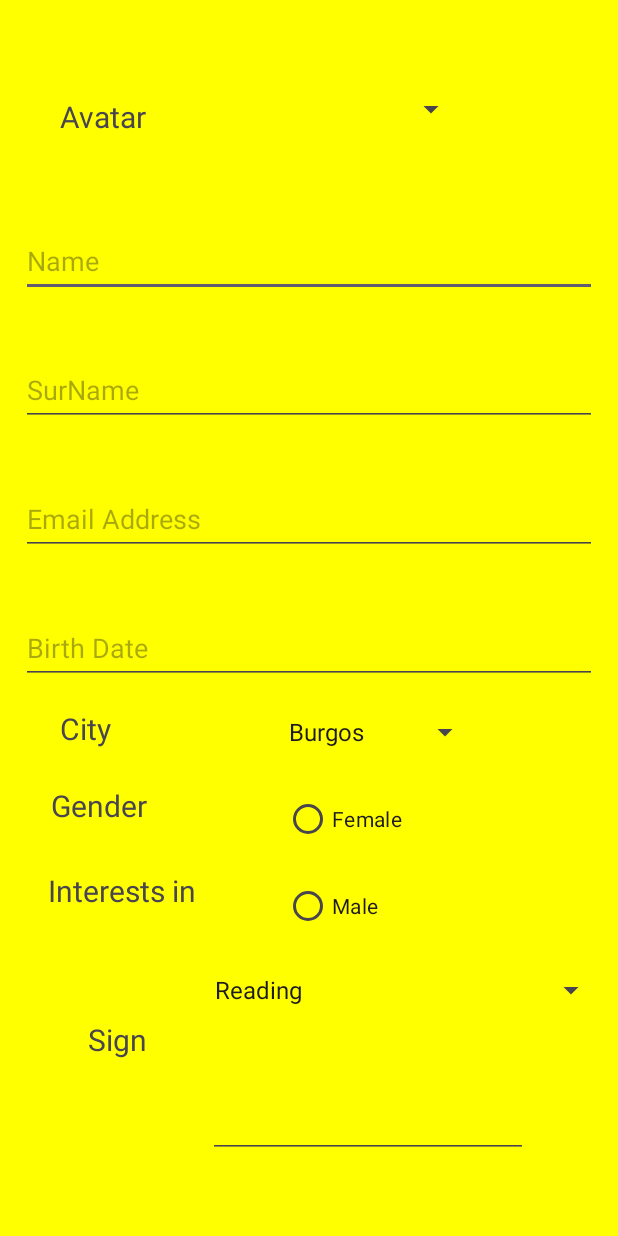
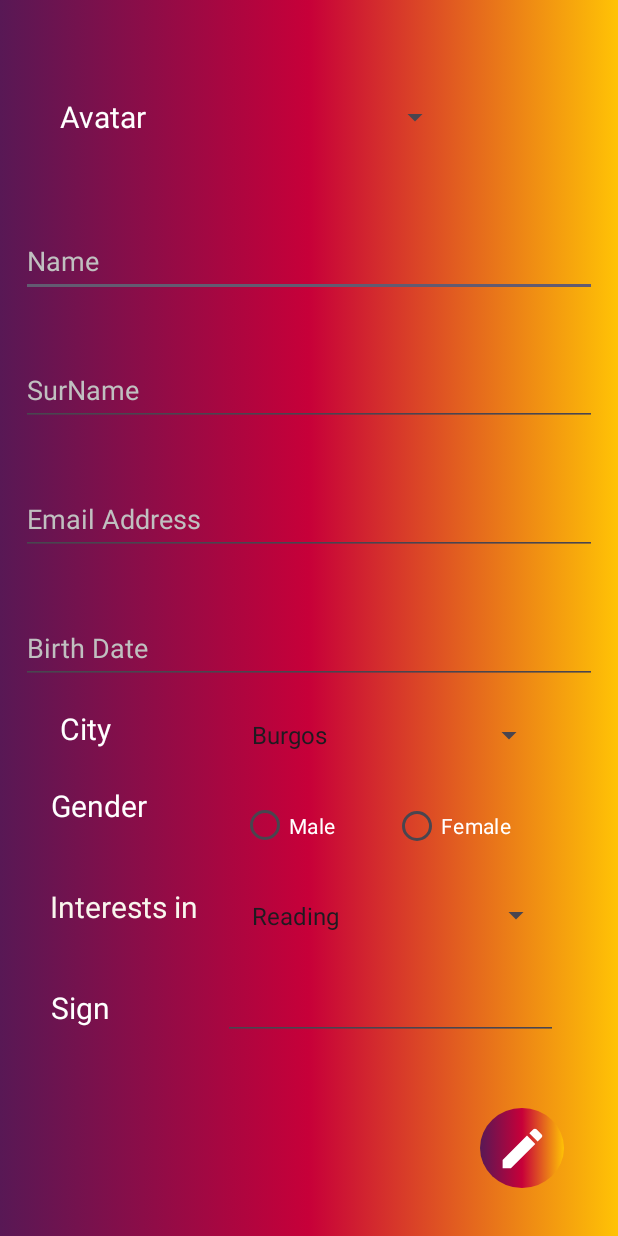
Before and after one commit to As1ss/PM, an Android app: the screen it shows after launch (MainActivity), on a phone screen of 412 x 824 dp. Run offline under Robolectric (Android 15) with nearby library versions, the phone set to English and light mode, and no system bars.

Commit message:
Added customButton

```diff
--- /dev/null
+++ b/Practica2/app/src/main/res/drawable/bg_login.xml
@@ -0,0 +1,13 @@
+<?xml version="1.0" encoding="utf-8"?>
+<selector xmlns:android="http://schemas.android.com/apk/res/android">
+    <item>
+        <shape android:shape="rectangle">
+            <gradient android:startColor="@color/purple" android:angle="45"/>
+            <gradient android:centerColor="@color/maroon"/>
+            <gradient android:centerColor="@color/red"/>
+            <gradient android:endColor="@color/orange"/>
+            <gradient android:endColor="@color/yellow"/>
+        </shape>
+    </item>
+
+</selector>
--- /dev/null
+++ b/Practica2/app/src/main/res/drawable/bg_submit_button.xml
@@ -0,0 +1,12 @@
+<?xml version="1.0" encoding="utf-8"?>
+<selector xmlns:android="http://schemas.android.com/apk/res/android">
+    <item>
+        <shape android:shape="oval">
+            <gradient android:startColor="@color/purple" android:angle="45"/>
+            <gradient android:centerColor="@color/maroon"/>
+            <gradient android:centerColor="@color/red"/>
+            <gradient android:endColor="@color/orange"/>
+            <gradient android:endColor="@color/yellow"/>
+        </shape>
+    </item>
+</selector>
--- /dev/null
+++ b/Practica2/app/src/main/res/drawable/formedit_svgrepo_com.xml
@@ -0,0 +1,9 @@
+<vector xmlns:android="http://schemas.android.com/apk/res/android"
+    android:width="35dp"
+    android:height="35dp"
+    android:viewportWidth="1000"
+    android:viewportHeight="1000">
+  <path
+      android:pathData="M125,717v156h156l460,-460 -156,-156zM861,293q12,-12 12,-29.5T861,234l-97,-97q-12,-12 -29.5,-12T705,137l-76,76 156,156z"
+      android:fillColor="#FFF"/>
+</vector>
--- a/Practica2/app/src/main/res/layout/activity_main.xml
+++ b/Practica2/app/src/main/res/layout/activity_main.xml
@@ -5,20 +5,22 @@
     android:layout_width="match_parent"
     android:layout_height="match_parent"
     tools:context=".MainActivity"
-    android:background="#FF0">
+    android:background="@drawable/bg_login">
 
     <TextView
         android:id="@+id/tvInterests"
         android:layout_width="wrap_content"
         android:layout_height="wrap_content"
-        android:layout_marginTop="124dp"
+        android:layout_marginTop="40dp"
         android:autofillHints=""
+
         android:text="@string/textViewInterests"
+        android:textColor="@color/bone"
         android:textSize="20sp"
         app:layout_constraintEnd_toEndOf="parent"
-        app:layout_constraintHorizontal_bias="0.102"
+        app:layout_constraintHorizontal_bias="0.106"
         app:layout_constraintStart_toStartOf="parent"
-        app:layout_constraintTop_toBottomOf="@+id/editTextDate" />
+        app:layout_constraintTop_toBottomOf="@+id/tvGender" />
 
     <EditText
         android:id="@+id/editTextName"
@@ -27,6 +29,7 @@
         android:layout_marginTop="150dp"
         android:ems="18"
         android:hint="@string/hintName"
+        android:textColorHint="@color/gray"
         android:inputType="text"
         app:layout_constraintEnd_toEndOf="parent"
         app:layout_constraintStart_toStartOf="parent"
@@ -42,6 +45,7 @@
         android:ems="18"
         android:hint="@string/hintLastName"
         android:inputType="text"
+        android:textColorHint="@color/gray"
         app:layout_constraintEnd_toEndOf="parent"
         app:layout_constraintStart_toStartOf="parent"
         app:layout_constraintTop_toBottomOf="@+id/editTextName"
@@ -55,6 +59,7 @@
         android:ems="18"
         android:hint="@string/hintEmail"
         android:inputType="textEmailAddress"
+        android:textColorHint="@color/gray"
         app:layout_constraintEnd_toEndOf="parent"
         app:layout_constraintStart_toStartOf="parent"
         app:layout_constraintTop_toBottomOf="@+id/editTextLastName"
@@ -69,21 +74,23 @@
         android:hint="@string/hintDate"
         android:inputType="date"
         app:layout_constraintEnd_toEndOf="parent"
+        android:textColorHint="@color/gray"
         app:layout_constraintStart_toStartOf="parent"
         app:layout_constraintTop_toBottomOf="@+id/editTextEmail"
         android:autofillHints=""/>
 
+
     <Spinner
         android:id="@+id/spinnerCity"
-        android:layout_width="wrap_content"
-        android:layout_height="48dp"
-        android:layout_marginStart="100dp"
-        android:layout_marginTop="8dp"
+        android:layout_width="203dp"
+        android:layout_height="36dp"
+        android:foregroundTint="@color/white"
+        app:layout_constraintBottom_toBottomOf="@+id/tvCity"
         app:layout_constraintEnd_toEndOf="parent"
-        app:layout_constraintHorizontal_bias="0.481"
-        app:layout_constraintStart_toStartOf="parent"
-        app:layout_constraintTop_toBottomOf="@+id/editTextDate" />
-
+        app:layout_constraintHorizontal_bias="0.641"
+        app:layout_constraintStart_toEndOf="@+id/tvCity"
+        app:layout_constraintTop_toTopOf="@+id/tvCity"
+        app:layout_constraintVertical_bias="0.0" />
 
     <TextView
         android:id="@+id/tvCity"
@@ -92,6 +99,7 @@
         android:layout_marginTop="16dp"
         android:text="@string/textViewCity"
         android:textSize="20sp"
+        android:textColor="@color/white"
         app:layout_constraintEnd_toEndOf="parent"
         app:layout_constraintHorizontal_bias="0.106"
         app:layout_constraintStart_toStartOf="parent"
@@ -104,78 +112,91 @@
         android:layout_marginTop="24dp"
         android:text="@string/textGender"
         android:textSize="20sp"
+        android:textColor="@color/white"
         app:layout_constraintEnd_toEndOf="parent"
         app:layout_constraintHorizontal_bias="0.097"
         app:layout_constraintStart_toStartOf="parent"
         app:layout_constraintTop_toBottomOf="@+id/tvCity" />
 
+
     <RadioGroup
         android:id="@+id/radioGroupGender"
-        android:layout_width="wrap_content"
-        android:layout_height="wrap_content"
+        android:layout_width="219dp"
+        android:layout_height="54dp"
+        android:orientation="horizontal"
+        app:layout_constraintBottom_toBottomOf="@+id/tvGender"
         app:layout_constraintEnd_toEndOf="parent"
+        app:layout_constraintHorizontal_bias="0.659"
         app:layout_constraintStart_toEndOf="@+id/tvGender"
-        app:layout_constraintTop_toBottomOf="@+id/spinnerCity">
-
-        <RadioButton
-            android:id="@+id/radioFemale"
-            android:layout_width="132dp"
-            android:layout_height="52dp"
-            android:layout_marginTop="8dp"
-            android:text="@string/radioTextFemale"
-            app:layout_constraintEnd_toEndOf="parent"
-            app:layout_constraintHorizontal_bias="0.226"
-            app:layout_constraintStart_toEndOf="parent"
-            app:layout_constraintTop_toBottomOf="parent" />
+        app:layout_constraintTop_toTopOf="@+id/tvGender"
+        app:layout_constraintVertical_bias="0.259">
 
         <RadioButton
             android:id="@+id/radioMale"
-            android:layout_width="118dp"
-            android:layout_height="48dp"
+            android:layout_width="101dp"
+            android:layout_height="wrap_content"
             android:layout_marginTop="8dp"
             android:text="@string/radioTextMale"
+            android:textColor="@color/white"
             app:layout_constraintEnd_toEndOf="parent"
             app:layout_constraintHorizontal_bias="0.917"
             app:layout_constraintStart_toEndOf="parent"
             app:layout_constraintTop_toBottomOf="parent" />
 
+        <RadioButton
+            android:id="@+id/radioFemale"
+            android:layout_width="102dp"
+            android:layout_height="52dp"
+            android:layout_marginTop="8dp"
+            android:text="@string/radioTextFemale"
+            android:textColor="@color/white"
+
+            app:layout_constraintHorizontal_bias="0.226"
+
+            />
+
     </RadioGroup>
-
 
     <Spinner
         android:id="@+id/spinerInterest"
-        android:layout_width="wrap_content"
-        android:layout_height="48dp"
+        android:layout_width="208dp"
+        android:layout_height="38dp"
+        android:layout_marginStart="7dp"
         android:layout_marginTop="8dp"
+        android:foregroundTintMode="add"
+        app:layout_constraintBottom_toBottomOf="@+id/tvInterests"
         app:layout_constraintEnd_toEndOf="parent"
-        app:layout_constraintHorizontal_bias="0.37"
+        app:layout_constraintHorizontal_bias="0.317"
         app:layout_constraintStart_toEndOf="@+id/tvInterests"
-        app:layout_constraintTop_toBottomOf="@id/radioGroupGender" />
+        app:layout_constraintTop_toTopOf="@+id/tvInterests"
+        app:layout_constraintVertical_bias="0.421" />
 
     <TextView
         android:id="@+id/tvSign"
         android:layout_width="wrap_content"
         android:layout_height="wrap_content"
-        android:layout_marginTop="72dp"
+        android:layout_marginTop="40dp"
         android:text="@string/textViewSign"
+        android:textColor="@color/white"
         android:textSize="20sp"
         app:layout_constraintEnd_toEndOf="parent"
-        app:layout_constraintHorizontal_bias="0.158"
+        app:layout_constraintHorizontal_bias="0.091"
         app:layout_constraintStart_toStartOf="parent"
         app:layout_constraintTop_toBottomOf="@+id/tvInterests" />
 
     <EditText
         android:id="@+id/editTextSign"
-        android:layout_width="wrap_content"
-        android:layout_height="48dp"
-        android:layout_marginTop="40dp"
-        android:layout_marginEnd="60dp"
+        android:layout_width="223dp"
+        android:layout_height="44dp"
+        android:layout_marginEnd="40dp"
         android:autofillHints=""
         android:ems="10"
         android:gravity="start|top"
         android:inputType="textMultiLine"
+        app:layout_constraintBottom_toBottomOf="@+id/tvSign"
         app:layout_constraintEnd_toEndOf="parent"
-        app:layout_constraintTop_toBottomOf="@+id/spinerInterest"
+        app:layout_constraintTop_toTopOf="@+id/tvSign"
+        app:layout_constraintVertical_bias="0.529"
         tools:ignore="SpeakableTextPresentCheck" />
 
     <TextView
@@ -186,17 +207,29 @@
         android:layout_marginTop="64dp"
         android:text="@string/textViewAvatar"
         android:textSize="20sp"
+        android:textColor="@color/white"
         app:layout_constraintStart_toStartOf="parent"
         app:layout_constraintTop_toTopOf="parent" />
 
     <Spinner
         android:id="@+id/spinnerAvatar"
-        android:layout_width="185dp"
-        android:layout_height="74dp"
-        android:layout_marginTop="36dp"
+        android:layout_width="172dp"
+        android:layout_height="40dp"
+        app:layout_constraintBottom_toBottomOf="@+id/tvAvatar"
         app:layout_constraintEnd_toEndOf="parent"
         app:layout_constraintHorizontal_bias="0.218"
         app:layout_constraintStart_toEndOf="@+id/tvAvatar"
-        app:layout_constraintTop_toTopOf="parent" />
+        app:layout_constraintTop_toTopOf="@+id/tvAvatar" />
+
+    <ImageButton
+        android:layout_width="56dp"
+        android:layout_height="53dp"
+        android:layout_marginStart="320dp"
+        android:background="@drawable/bg_submit_button"
+        android:src="@drawable/formedit_svgrepo_com"
+        app:layout_constraintBottom_toBottomOf="parent"
+        app:layout_constraintStart_toStartOf="parent"
+        app:layout_constraintTop_toBottomOf="@+id/editTextSign"
+        app:layout_constraintVertical_bias="0.589" />
 
 </androidx.constraintlayout.widget.ConstraintLayout>
--- a/Practica2/app/src/main/res/values/colors.xml
+++ b/Practica2/app/src/main/res/values/colors.xml
@@ -2,4 +2,11 @@
 <resources>
     <color name="black">#FF000000</color>
     <color name="white">#FFFFFFFF</color>
+    <color name="maroon">#900c3f</color>
+    <color name="purple">#581855</color>
+    <color name="red">#c70039</color>
+    <color name="orange">#ff5733</color>
+    <color name="yellow">#ffc305</color>
+    <color name="bone">#F9F6EE</color>
+    <color name="gray">#C0C0C0</color>
 </resources>
--- a/Practica2/app/src/main/res/values/strings.xml
+++ b/Practica2/app/src/main/res/values/strings.xml
@@ -11,6 +11,7 @@
     <string name="textViewInterests">Interests in</string>
     <string name="textViewSign">Sign</string>
     <string name="textViewAvatar">Avatar</string>
+    <string name="textSignUpButton">Sign up</string>
 
 
     <string-array name="cityList">
@@ -20,12 +21,14 @@
         <item>Cuenca</item>
         <item>Málaga</item>
     </string-array>
+
     <string-array name="hobbiesList">
         <item>Reading</item>
         <item>Painting</item>
         <item>Gardening</item>
         <item>Hiking</item>
         <item>Cooking</item>
-        <item>Playing a Musical Instrument</item>
+        <item>Videogames</item>
     </string-array>
+
 </resources>
```
Also changed, not shown: Practica2/app/src/main/res/drawable/submiticon.png (added).
